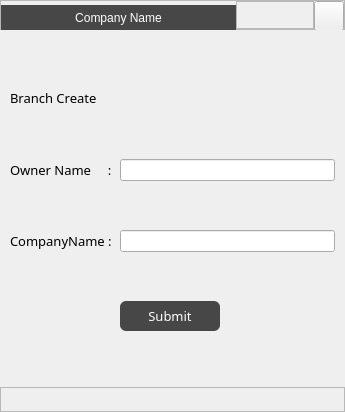
Above: Resources/Ui/Branch.ui from Darshitjivani/MBAS before the change. Below: the same form after it.
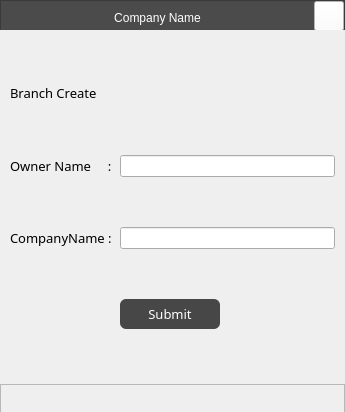
That is the form after the change. Icons and pictures are not drawn.

The edit to the form file:
```diff
--- a/Resources/Ui/Branch.ui
+++ b/Resources/Ui/Branch.ui
@@ -14,7 +14,7 @@
    <string>MainWindow</string>
   </property>
   <widget class="QWidget" name="centralwidget">
-   <layout class="QVBoxLayout" name="verticalLayout">
+   <layout class="QGridLayout" name="gridLayout_2">
     <property name="leftMargin">
      <number>0</number>
     </property>
@@ -27,8 +27,11 @@
     <property name="bottomMargin">
      <number>0</number>
     </property>
-    <item>
-     <widget class="QFrame" name="frame">
+    <property name="spacing">
+     <number>0</number>
+    </property>
+    <item row="0" column="0">
+     <widget class="QFrame" name="fheader">
       <property name="minimumSize">
        <size>
         <width>0</width>
@@ -41,13 +44,18 @@
         <height>30</height>
        </size>
       </property>
+      <property name="styleSheet">
+       <string notr="true">background-color: rgb(75,75,75);
+color: rgb(255, 255, 255);
+font: 75 10pt &quot;Sitka Small&quot;;</string>
+      </property>
       <property name="frameShape">
        <enum>QFrame::StyledPanel</enum>
       </property>
       <property name="frameShadow">
        <enum>QFrame::Raised</enum>
       </property>
-      <layout class="QGridLayout" name="gridLayout_5">
+      <layout class="QGridLayout" name="gridLayout_3">
        <property name="leftMargin">
         <number>0</number>
        </property>
@@ -63,54 +71,28 @@
        <property name="spacing">
         <number>0</number>
        </property>
-       <item row="0" column="2">
-        <widget class="QPushButton" name="pbClose">
-         <property name="minimumSize">
-          <size>
-           <width>30</width>
-           <height>30</height>
-          </size>
-         </property>
-         <property name="maximumSize">
-          <size>
-           <width>30</width>
-           <height>30</height>
-          </size>
-         </property>
-         <property name="text">
-          <string/>
-         </property>
-         <property name="icon">
-          <iconset resource="../icons/icons.qrc">
-           <normaloff>:/newPrefix/icons/x.svg</normaloff>:/newPrefix/icons/x.svg</iconset>
-         </property>
-         <property name="iconSize">
-          <size>
-           <width>20</width>
-           <height>20</height>
-          </size>
-         </property>
-        </widget>
-       </item>
        <item row="0" column="0">
         <widget class="QLabel" name="lbCompanyName">
+         <property name="sizePolicy">
+          <sizepolicy hsizetype="Minimum" vsizetype="Maximum">
+           <horstretch>0</horstretch>
+           <verstretch>0</verstretch>
+          </sizepolicy>
+         </property>
          <property name="minimumSize">
           <size>
-           <width>235</width>
+           <width>0</width>
            <height>25</height>
           </size>
          </property>
          <property name="maximumSize">
           <size>
-           <width>45</width>
+           <width>16777215</width>
            <height>20</height>
           </size>
          </property>
          <property name="styleSheet">
-          <string notr="true">background-color: rgb(71, 71, 71);
-color: rgb(255, 255, 255);
-font: 75 10pt &quot;MS Shell Dlg 2&quot;;
-</string>
+          <string notr="true"/>
          </property>
          <property name="text">
           <string>Company Name</string>
@@ -121,31 +103,41 @@
         </widget>
        </item>
        <item row="0" column="1">
-        <widget class="QFrame" name="frame_3">
+        <widget class="QPushButton" name="pbClose">
          <property name="minimumSize">
           <size>
-           <width>0</width>
-           <height>25</height>
+           <width>30</width>
+           <height>30</height>
           </size>
          </property>
          <property name="maximumSize">
           <size>
-           <width>16777215</width>
+           <width>30</width>
            <height>30</height>
           </size>
          </property>
-         <property name="frameShape">
-          <enum>QFrame::StyledPanel</enum>
+         <property name="styleSheet">
+          <string notr="true">background-color: white</string>
          </property>
-         <property name="frameShadow">
-          <enum>QFrame::Raised</enum>
+         <property name="text">
+          <string/>
+         </property>
+         <property name="icon">
+          <iconset resource="../icons/icons.qrc">
+           <normaloff>:/newPrefix/icons/x.svg</normaloff>:/newPrefix/icons/x.svg</iconset>
+         </property>
+         <property name="iconSize">
+          <size>
+           <width>20</width>
+           <height>20</height>
+          </size>
          </property>
         </widget>
        </item>
       </layout>
      </widget>
     </item>
-    <item>
+    <item row="1" column="0">
      <widget class="QWidget" name="widget" native="true">
       <property name="minimumSize">
        <size>
@@ -305,12 +297,12 @@
       </layout>
      </widget>
     </item>
-    <item>
-     <widget class="QFrame" name="frame_4">
+    <item row="2" column="0">
+     <widget class="QFrame" name="ffooter">
       <property name="minimumSize">
        <size>
         <width>335</width>
-        <height>25</height>
+        <height>30</height>
        </size>
       </property>
       <property name="maximumSize">
```
